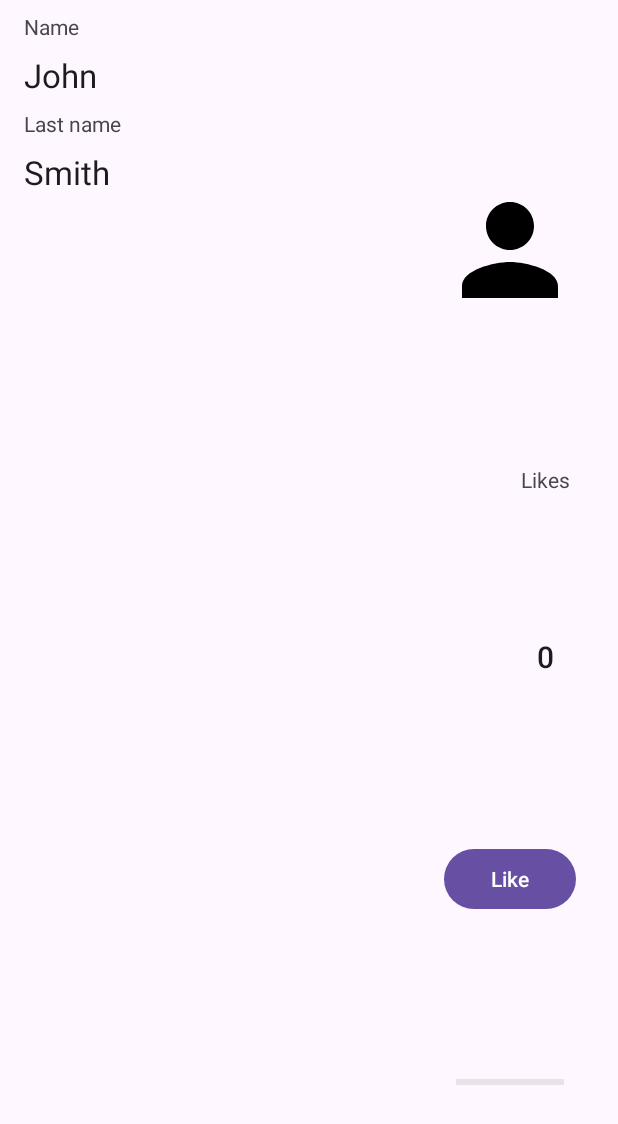
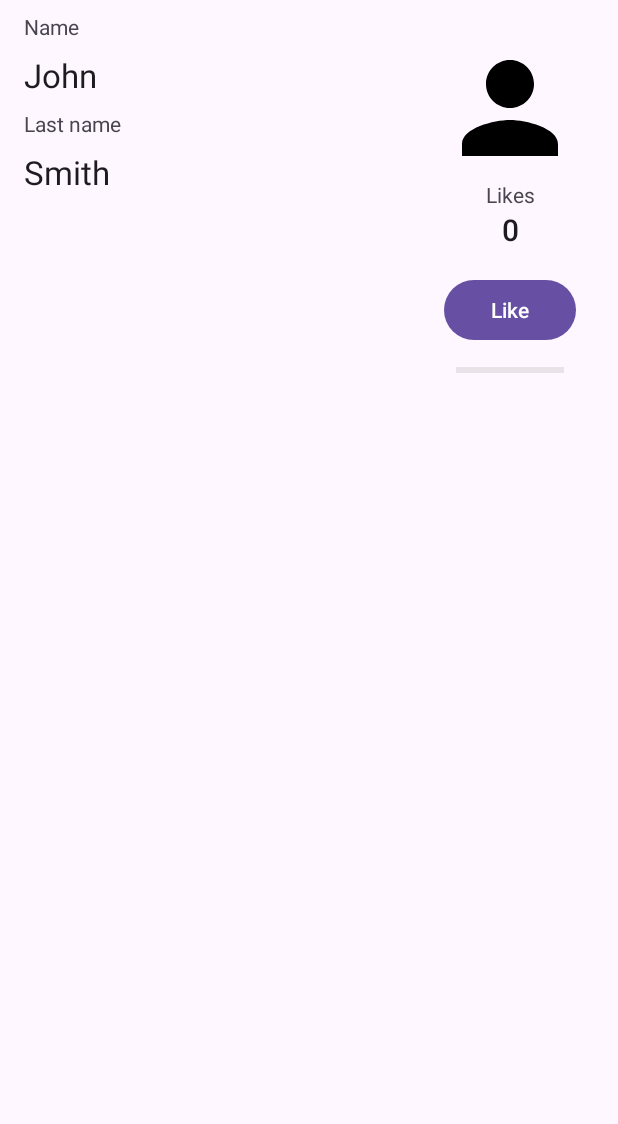
Before and after one commit to kerikir/SampleDataBinding, an Android app: the screen it shows after launch (MainActivity), on a phone screen of 412 x 824 dp. Shown: the top 1124 px of the screen. Run offline under Robolectric (Android 15) with nearby library versions, the phone set to English and light mode, and no system bars.

Commit message:
remove space between elements in the layout

```diff
--- a/app/src/main/res/layout/activity_main.xml
+++ b/app/src/main/res/layout/activity_main.xml
@@ -77,6 +77,8 @@
         app:layout_constraintEnd_toEndOf="parent"
         app:layout_constraintTop_toTopOf="parent"
         app:layout_constraintBottom_toTopOf="@+id/label_likes"
+        app:layout_constraintVertical_bias="0.0"
+        app:layout_constraintVertical_chainStyle="packed"
         />
 
 
@@ -88,8 +90,9 @@
         android:layout_marginStart="8dp"
         android:layout_marginEnd="8dp"
         android:text="@string/label_likes"
+        android:textAlignment="center"
         app:layout_constraintEnd_toEndOf="@+id/imageView"
-        app:layout_constraintHorizontal_bias="1.0"
+        app:layout_constraintHorizontal_bias="0.5"
         app:layout_constraintStart_toStartOf="@+id/imageView"
         app:layout_constraintTop_toBottomOf="@+id/imageView"
         app:layout_constraintBottom_toTopOf="@+id/plain_likes"
@@ -106,6 +109,7 @@
         app:layout_constraintStart_toStartOf="@+id/label_likes"
         app:layout_constraintTop_toBottomOf="@+id/label_likes"
         app:layout_constraintBottom_toTopOf="@+id/button_like"
+        app:layout_constraintHorizontal_bias="0.5"
         />
 
 
@@ -141,7 +145,7 @@
         app:layout_constraintHorizontal_bias="0.0"
         app:layout_constraintStart_toStartOf="@+id/button_like"
         app:layout_constraintTop_toBottomOf="@+id/button_like"
-        app:layout_constraintVertical_bias="0.0"
+        app:layout_constraintVertical_bias="0.5"
         />
 
 
```
